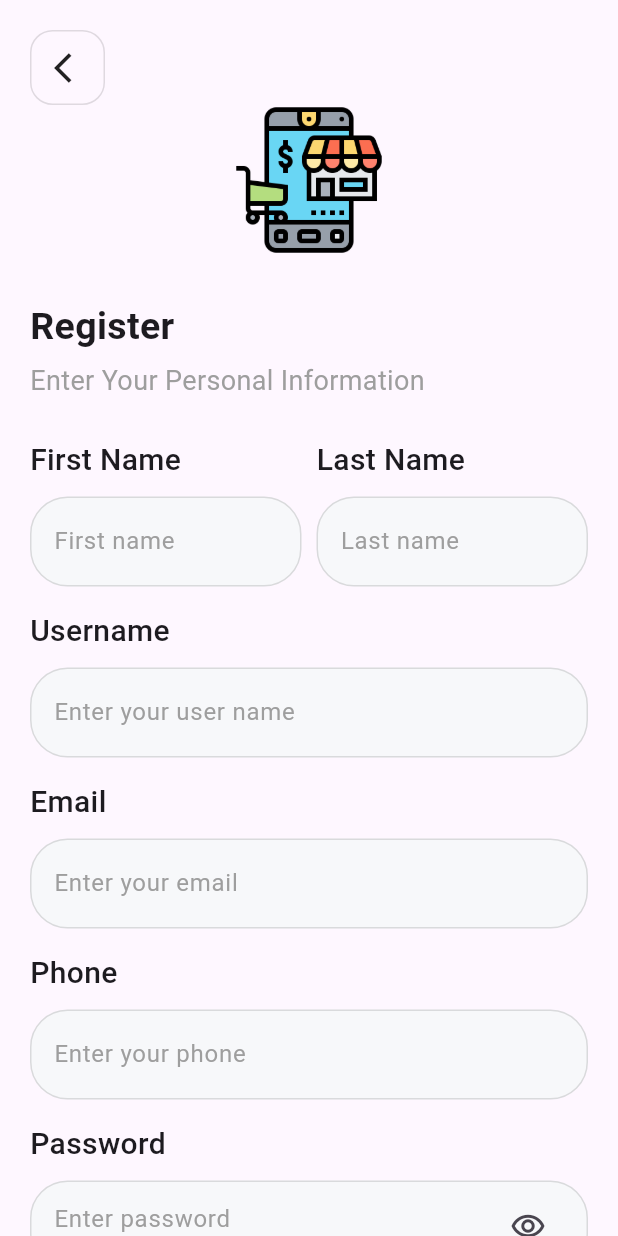
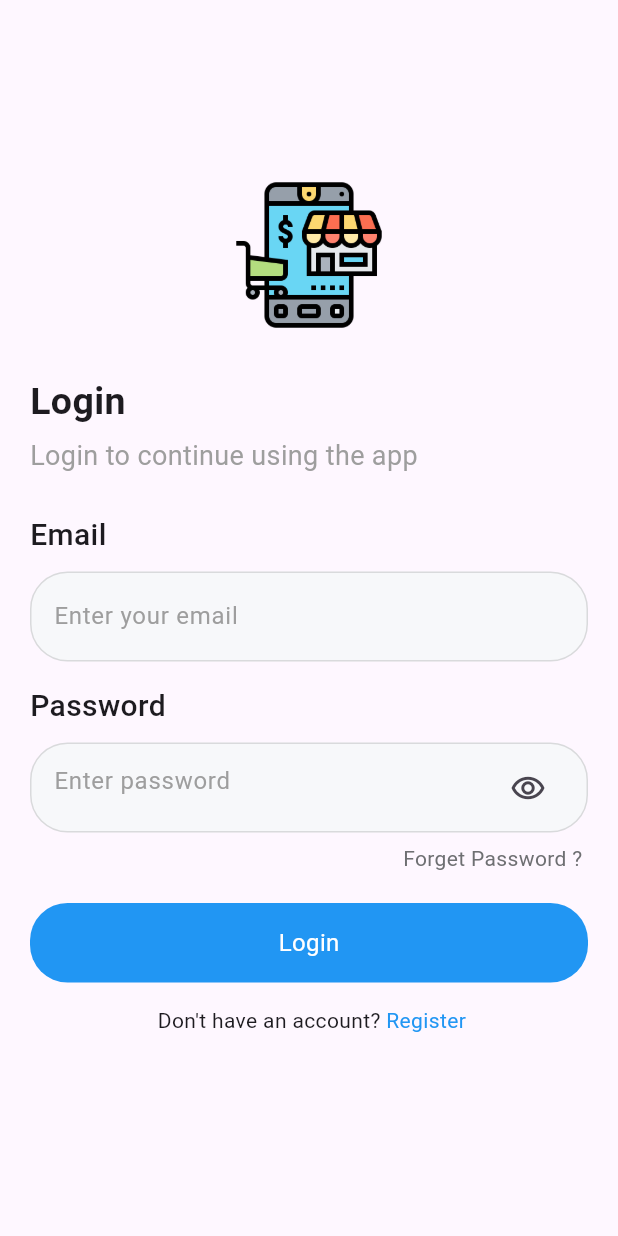
Before and after one commit to Mahmoud-Niazy/IEEE_Final_Project_Intermediate_Level_E-Commerce_App, a Flutter app: the screen it shows after launch, on a phone screen of 412 x 824 dp. Run offline on Flutter 3.47's test engine with Material 3 defaults, Android fonts, the phone set to English and light mode, and no system bars; our stand-ins replace dio.

Commit message:
add login screen

```diff
--- a/lib/features/auth/presentation/view/login_view.dart
+++ b/lib/features/auth/presentation/view/login_view.dart
@@ -0,0 +1,138 @@
+import 'package:e_commerce/core/widgets/custom_button.dart';
+import 'package:e_commerce/features/auth/presentation/view/register_view.dart';
+import 'package:e_commerce/features/auth/presentation/view/widgets/custom_text_form_field.dart';
+import 'package:flutter/material.dart';
+
+import '../../../../core/app_assets/app_assets.dart';
+import '../../../../core/app_styles/app_styles.dart';
+
+class LoginView extends StatelessWidget {
+  static TextEditingController emailController = TextEditingController();
+  static TextEditingController passwordController = TextEditingController();
+  static GlobalKey<FormState> formKey = GlobalKey<FormState>();
+  const LoginView({super.key});
+
+  @override
+  Widget build(BuildContext context) {
+
+    return Scaffold(
+        body: SafeArea(
+            child: Padding(
+      padding: const EdgeInsets.only(
+        right: 20,
+        left: 20,
+        top: 20,
+      ),
+      child: SingleChildScrollView(
+          physics: const BouncingScrollPhysics(),
+          child:
+              Form(
+                key: formKey,
+                child: Column(crossAxisAlignment: CrossAxisAlignment.start,
+                    children: [
+                      SizedBox(height: 100,),
+
+                            Center(
+                child: Image.asset(
+                  AppAssets.logo,
+                  height: 100,
+                ),
+                            ),
+                            const SizedBox(
+                height: 30,
+                            ),
+                            const Text(
+                'Login',
+                style: AppStyles.style25,
+                            ),
+                            const SizedBox(
+                height: 5,
+                            ),
+                            const Text(
+                'Login to continue using the app',
+                style: AppStyles.style18,
+                            ),
+                  const SizedBox(
+                    height: 25,
+                  ),
+                  const Text(
+                    'Email',
+                    style: AppStyles.style20,
+                  ),
+                  const SizedBox(
+                    height: 10,
+                  ),
+                  CustomTextFormField(
+                    title: 'Enter your email',
+                    keyboardType: TextInputType.emailAddress,
+                    controller: emailController,
+                    validator: (value) {
+                      if (value!.isEmpty) {
+                        return 'Enter your email';
+                      }
+                      if (!emailController.text.contains('@')) {
+                        return 'Email is not valid';
+                      }
+                      return null;
+                    },
+                  ),
+                  const SizedBox(
+                    height: 15,
+                  ),
+                  const Text(
+                    'Password',
+                    style: AppStyles.style20,
+                  ),
+                  const SizedBox(
+                    height: 10,
+                  ),
+                  CustomTextFormField(
+                    title: 'Enter password',
+                    controller: passwordController,
+                    validator: (value) {
+                      if (value!.isEmpty) {
+                        return 'Enter your password';
+                      }
+                      return null;
+                    },
+                    isPassword: true,
+                    isSuffixIconShown: true,
+                  ),
+                  SizedBox(height: 7,),
+                  Row(
+                    mainAxisAlignment: MainAxisAlignment.end,
+                    children: [
+                      Text('Forget Password ? ',style: TextStyle(color: Color(0xff6e6f72)),),
+                    ],
+                  ),
+                  const SizedBox(
+                    height: 20,
+                  ),
+                  CustomButton(
+                      onPressed: (){
+                        if(formKey.currentState!.validate()){
+
+                        }
+
+                  }, title: 'Login'),
+                  SizedBox(height: 15,),
+                  Row(
+                    mainAxisAlignment: MainAxisAlignment.center,
+                    children: [
+                      Text(" Don't have an account? "),
+                       GestureDetector(
+                         onTap: (){
+                           Navigator.of(context).pushReplacement(MaterialPageRoute(builder: (context) => RegisterView()));
+                         },
+
+
+                           child: Text('Register',style: TextStyle(color: Colors.blue),))
+                    ],
+                  ),
+
+                          ]),
+              )
+      ),
+    )));
+  }
+}
--- a/lib/features/auth/presentation/view/register_view.dart
+++ b/lib/features/auth/presentation/view/register_view.dart
@@ -278,6 +278,7 @@ class RegisterView extends StatelessWidget {
                     SizedBox(
                       height: 60,
                     ),
+
                   ],
                 ),
               ),
--- a/lib/features/auth/presentation/view/widgets/back_button.dart
+++ b/lib/features/auth/presentation/view/widgets/back_button.dart
@@ -1,3 +1,4 @@
+import 'package:e_commerce/features/auth/presentation/view/login_view.dart';
 import 'package:flutter/material.dart';
 
 class CustomBackButton extends StatelessWidget{
@@ -6,7 +7,9 @@ class CustomBackButton extends StatelessWidget{
   @override
   Widget build(BuildContext context) {
     return GestureDetector(
-      onTap: (){},
+      onTap: (){
+        Navigator.of(context).pushReplacement(MaterialPageRoute(builder: (context) => LoginView()));
+      },
       child: Container(
         height: 50,
         width: 50,
--- a/lib/main.dart
+++ b/lib/main.dart
@@ -1,4 +1,5 @@
 import 'package:e_commerce/core/api_services/api_services.dart';
+import 'package:e_commerce/features/auth/presentation/view/login_view.dart';
 import 'package:e_commerce/features/auth/presentation/view/register_view.dart';
 import 'package:flutter/material.dart';
 
@@ -13,7 +14,8 @@ class MyApp extends StatelessWidget{
   @override
   Widget build(BuildContext context) {
     return const MaterialApp(
-      home: RegisterView(),
+      debugShowCheckedModeBanner: false,
+      home: LoginView(),
     );
   }
 }
--- a/pubspec.yaml
+++ b/pubspec.yaml
@@ -19,7 +19,7 @@ publish_to: 'none' # Remove this line if you wish to publish to pub.dev
 version: 1.0.0+1
 
 environment:
-  sdk: '>=3.3.0-91.0.dev <4.0.0'
+  sdk: '>=3.2.3-91.0.dev <4.0.0'
 
 # Dependencies specify other packages that your package needs in order to work.
 # To automatically upgrade your package dependencies to the latest versions
```
Also changed, not shown: pubspec.lock.
